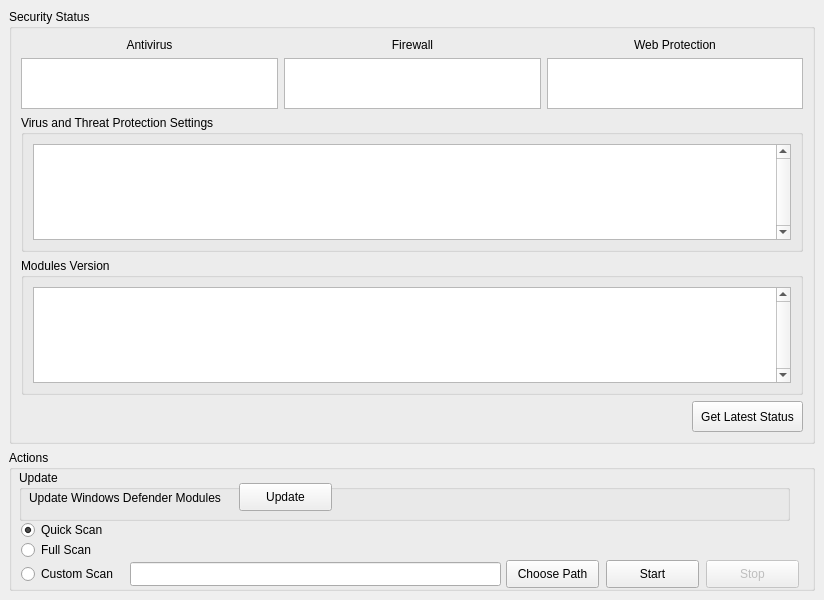
Qt form UI/mainWindow.ui (RandySabatin/WindowsSecurityTool) before a commit.
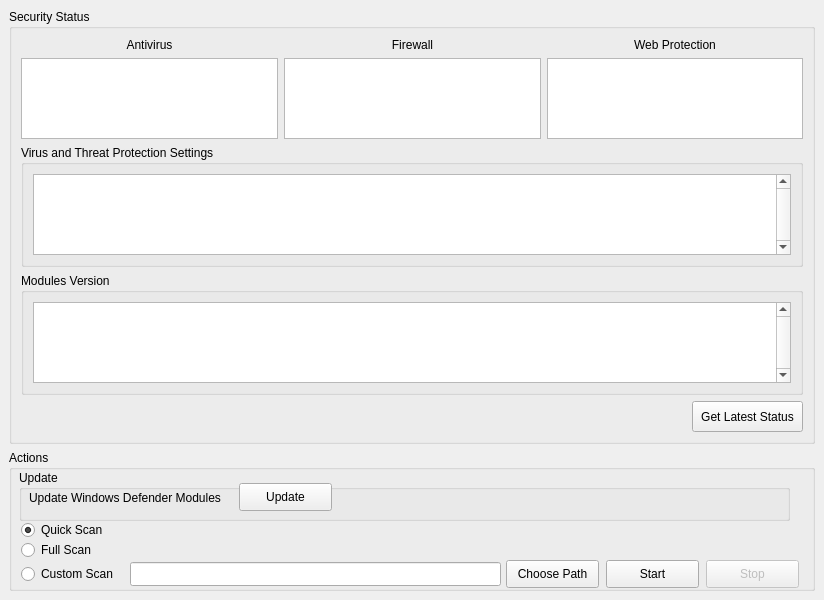
The same form after that commit.

Patch:
```diff
--- a/UI/mainWindow.ui
+++ b/UI/mainWindow.ui
@@ -68,7 +68,7 @@
          <property name="maximumSize">
           <size>
            <width>16777215</width>
-           <height>51</height>
+           <height>16777215</height>
           </size>
          </property>
          <property name="html">
@@ -85,7 +85,7 @@
          <property name="maximumSize">
           <size>
            <width>16777215</width>
-           <height>51</height>
+           <height>16777215</height>
           </size>
          </property>
          <property name="html">
@@ -102,7 +102,7 @@
          <property name="maximumSize">
           <size>
            <width>16777215</width>
-           <height>51</height>
+           <height>16777215</height>
           </size>
          </property>
          <property name="html">
```
Left out of the diff: 7 changed lines with no effect on the pictures.
